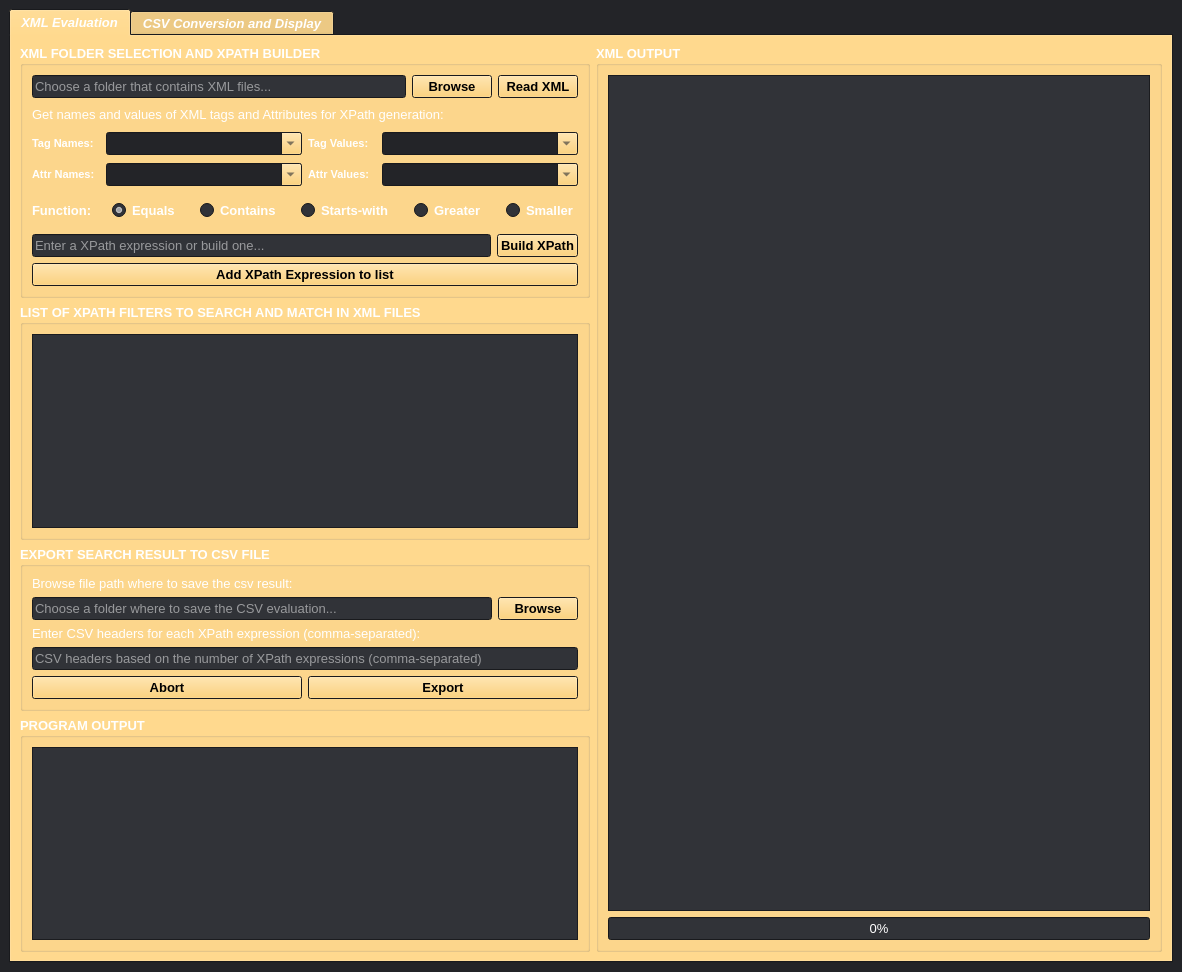
Old version of the form src/xmluvation/resources/ui/XMLuvation.ui in the repository zaricj/XMLuvation.
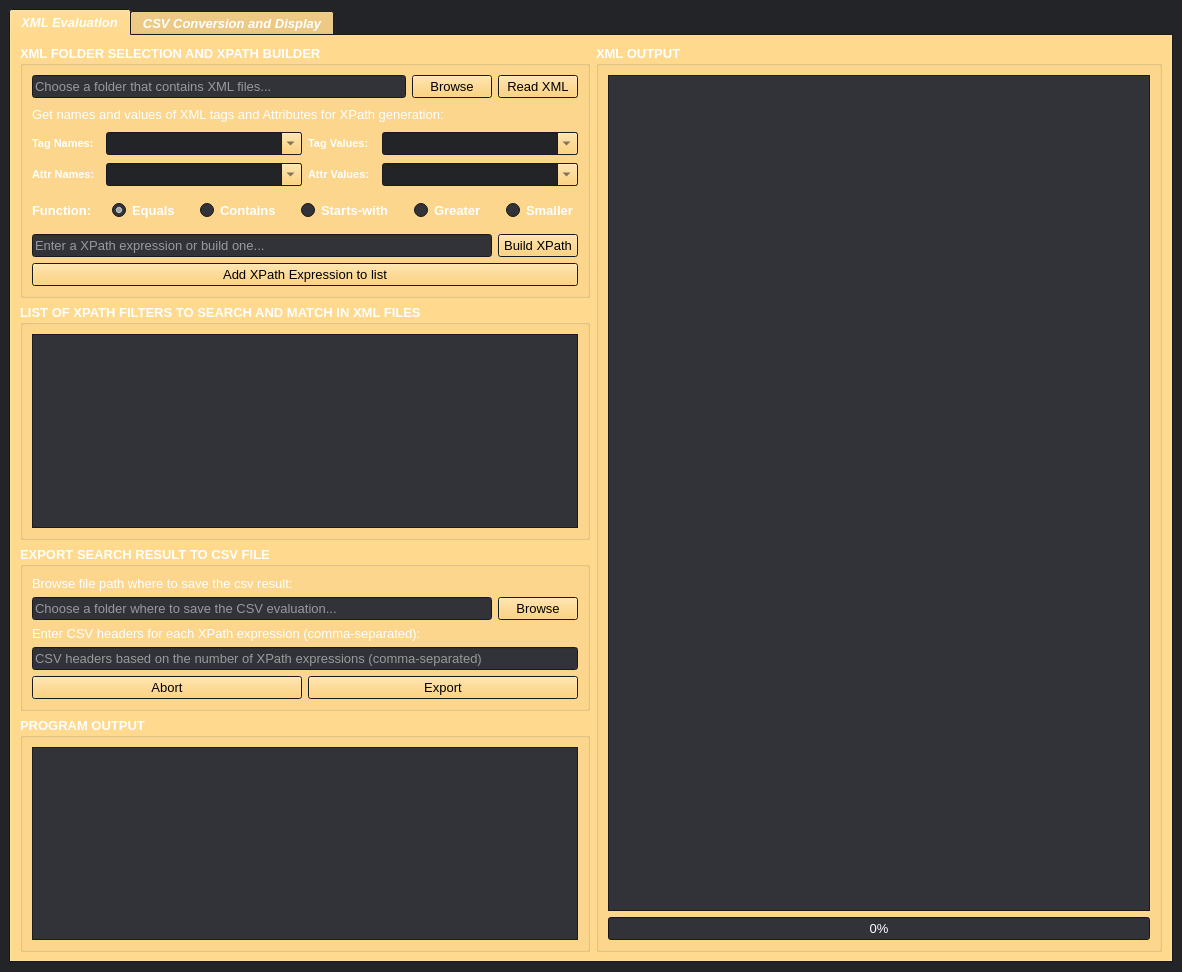
New version of the form. Icons and pictures are not drawn.

Commit message: Removed bold font on buttons...

```diff
--- a/src/xmluvation/resources/ui/XMLuvation.ui
+++ b/src/xmluvation/resources/ui/XMLuvation.ui
@@ -436,7 +436,7 @@
                    <family>Microsoft YaHei UI</family>
                    <pointsize>10</pointsize>
                    <italic>false</italic>
-                   <bold>true</bold>
+                   <bold>false</bold>
                    <underline>false</underline>
                    <strikeout>false</strikeout>
                   </font>
@@ -453,7 +453,7 @@
                    <family>Microsoft YaHei UI</family>
                    <pointsize>10</pointsize>
                    <italic>false</italic>
-                   <bold>true</bold>
+                   <bold>false</bold>
                    <underline>false</underline>
                    <strikeout>false</strikeout>
                   </font>
@@ -873,7 +873,7 @@
                    <family>Microsoft YaHei UI</family>
                    <pointsize>10</pointsize>
                    <italic>false</italic>
-                   <bold>true</bold>
+                   <bold>false</bold>
                    <underline>false</underline>
                    <strikeout>false</strikeout>
                   </font>
@@ -892,7 +892,7 @@
                  <family>Microsoft YaHei UI</family>
                  <pointsize>10</pointsize>
                  <italic>false</italic>
-                 <bold>true</bold>
+                 <bold>false</bold>
                  <underline>false</underline>
                  <strikeout>false</strikeout>
                 </font>
@@ -1000,7 +1000,7 @@
                    <family>Microsoft YaHei UI</family>
                    <pointsize>10</pointsize>
                    <italic>false</italic>
-                   <bold>true</bold>
+                   <bold>false</bold>
                    <underline>false</underline>
                    <strikeout>false</strikeout>
                   </font>
@@ -1065,7 +1065,7 @@
                    <family>Microsoft YaHei UI</family>
                    <pointsize>10</pointsize>
                    <italic>false</italic>
-                   <bold>true</bold>
+                   <bold>false</bold>
                    <underline>false</underline>
                    <strikeout>false</strikeout>
                   </font>
@@ -1085,7 +1085,7 @@
                    <family>Microsoft YaHei UI</family>
                    <pointsize>10</pointsize>
                    <italic>false</italic>
-                   <bold>true</bold>
+                   <bold>false</bold>
                    <underline>false</underline>
                    <strikeout>false</strikeout>
                   </font>
```
The commit also changes 1 other file.
